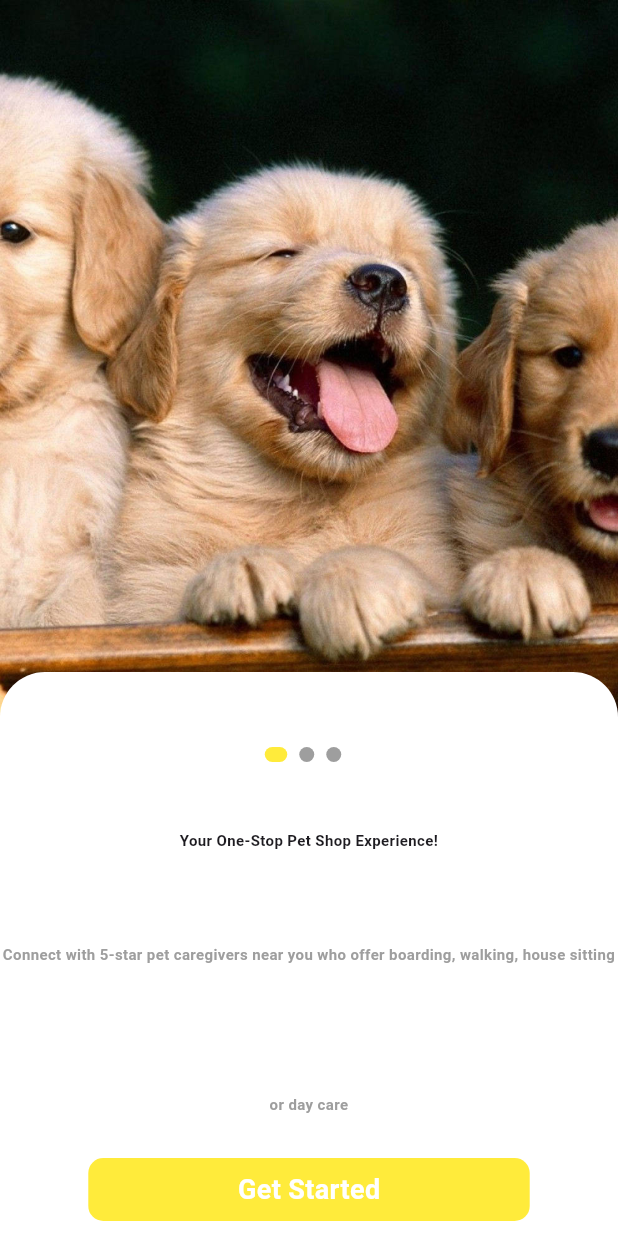
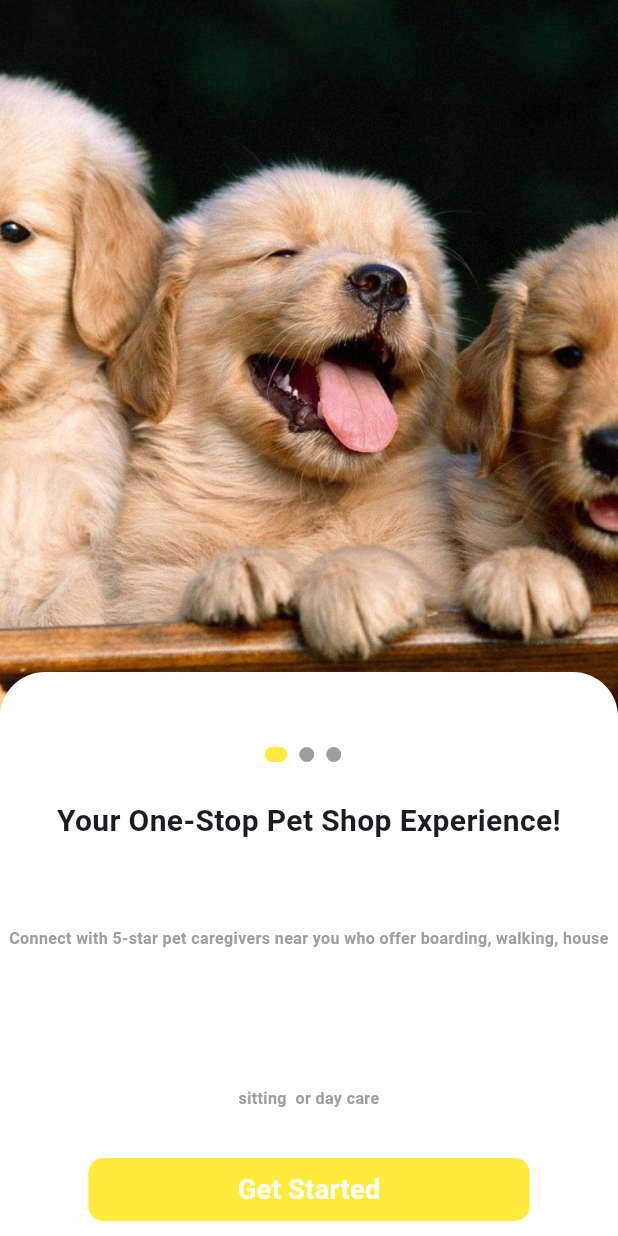
Before and after one commit to FrancisLydz1321/prelim-mobileSP2b, a Flutter app: the screen it shows after launch, on a phone screen of 412 x 824 dp. Run offline on Flutter 3.47's test engine with Material 3 defaults, Android fonts, the phone set to English and light mode, and no system bars; missing offline and left inert: dart:ffi.

Commit message:
4th commit

```diff
--- a/lib/onBoardScreen.dart
+++ b/lib/onBoardScreen.dart
@@ -149,13 +149,13 @@ class OnBoardPageCard extends StatelessWidget {
   Widget build(BuildContext context) {
     return Column(
       children: [
-        const SizedBox(height: 30.0),
+        const SizedBox(height: 10.0),
         Text(
           title.toString(),
           textAlign: TextAlign.center,
           style: onBoardheadingTitle,
         ),
-        const SizedBox(height: 20.0),
+        const SizedBox(height: 10.0),
         Text(
           subTitle.toString(),
           textAlign: TextAlign.center,
--- a/lib/styles.dart
+++ b/lib/styles.dart
@@ -1,12 +1,12 @@
 import 'package:flutter/material.dart';
 
 const TextStyle onBoardheadingTitle = TextStyle(
-  fontSize: 10.0,
+  fontSize: 20.0,
   fontWeight: FontWeight.bold,
 );
 
 const TextStyle onBoardheadingSubtitle = TextStyle(
-  fontSize: 10.0,
+  fontSize: 10.7,
   fontWeight: FontWeight.bold,
   color: Colors.grey,
   height: 10,
```
Also changed, not shown: lib/HomeScreen.dart (+23 -1 lines).
